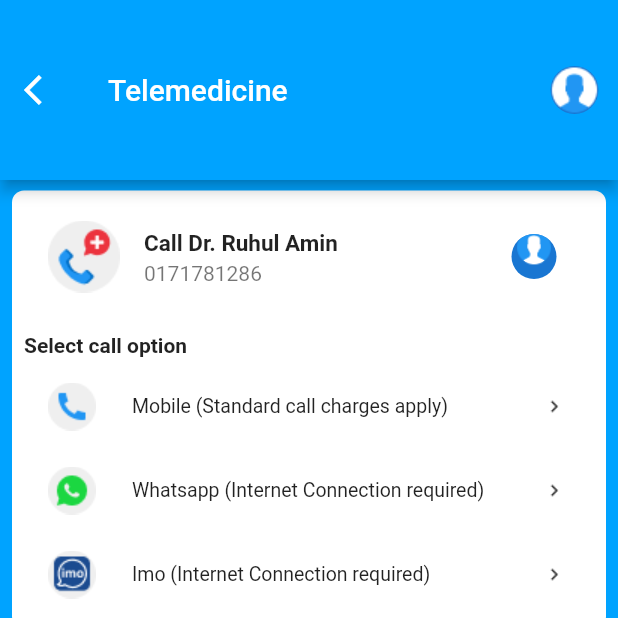
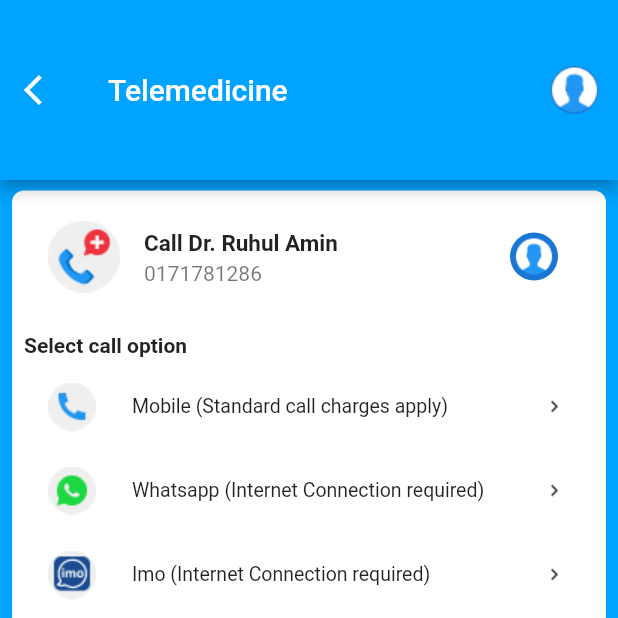
Before and after one commit to mehedimithu/patient_app_UI, a Flutter app: the CallADoctor screen opened directly, on a phone screen of 412 x 824 dp, the top half of it. Run offline on Flutter 3.47's test engine with Material 2 defaults, Android fonts, the phone set to English and light mode, and no system bars; our stand-ins replace bloc, equatable, firebase_auth, firebase_core, flutter_bloc; accounts and stored records are empty.

```diff
--- a/lib/telemedicine/components/call_adoctor.dart
+++ b/lib/telemedicine/components/call_adoctor.dart
@@ -55,8 +55,8 @@ class CallADoctor extends StatelessWidget {
               subtitle: Text('0171781286'),
               trailing: IconButton(
                 icon: CircleAvatar(
-                  radius: 15,
-                  backgroundImage: AssetImage('assets/icons/a.png'),
+                  radius: 20,
+                  backgroundImage: AssetImage('assets/icons/vector_6.png'),
                 ),
                 onPressed: () {},
               ),
```
